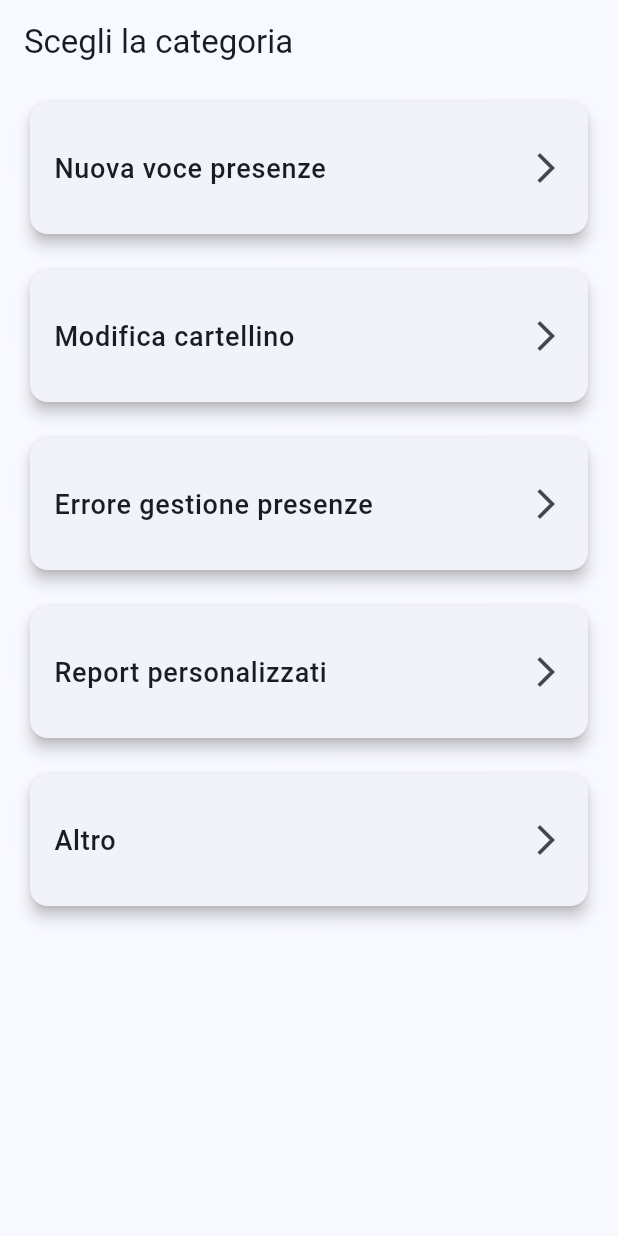
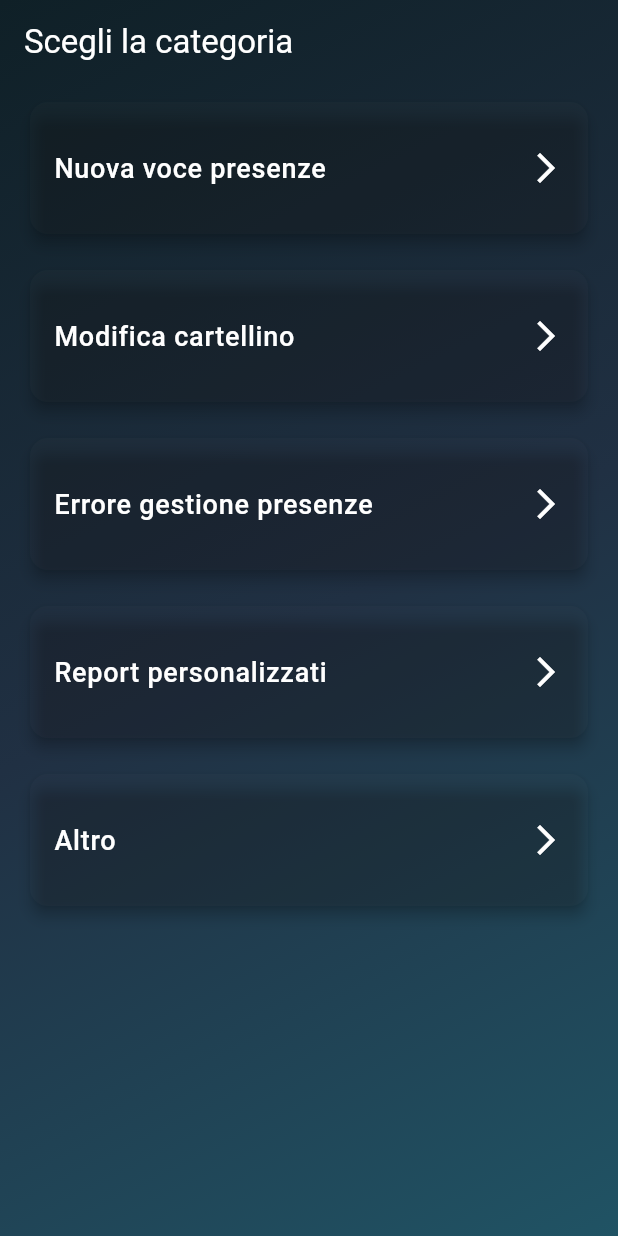
Before and after one commit to mdmdev117/progress_help, a Flutter app: the screen it shows after launch, on a phone screen of 412 x 824 dp. Run offline on Flutter 3.47's test engine with Material 3 defaults, Android fonts, the phone set to English and light mode, and no system bars; our stand-ins replace pdf, printing.

Commit message:
added gradient background

```diff
--- a/lib/category_page.dart
+++ b/lib/category_page.dart
@@ -1,5 +1,6 @@
 // file: category_page.dart
 import 'package:flutter/material.dart';
+import 'package:progresshelp/gradient_background.dart';
 import 'question_page.dart';
 
 
@@ -15,9 +16,12 @@ class CategoryPage extends StatelessWidget {
 
   @override
   Widget build(BuildContext context) {
-    return Scaffold(
+    return GradientBackground(
+      child: Scaffold(
+        backgroundColor: Colors.transparent,
         appBar: AppBar(
-        title: const Text('Scegli la categoria'),
+          title: const Text('Scegli la categoria', style:  TextStyle(color: Colors.white)),
+          backgroundColor: Colors.transparent,
         ),
         body: ListView.builder(
           itemCount: categories.length,
@@ -26,17 +30,19 @@ class CategoryPage extends StatelessWidget {
             return Padding(
               padding: const EdgeInsets.symmetric(horizontal: 16.0, vertical: 8.0),
               child: Card(
+                color: Colors.white.withAlpha(5), // <-- trasparenza!
+  elevation: 4,
                 shape: RoundedRectangleBorder(
                   borderRadius: BorderRadius.circular(12.0),
                 ),
-              elevation: 4,
+
                 child: ListTile(
                   contentPadding: const EdgeInsets.all(16.0),
                   title: Text(
                     category,
-                  style: const TextStyle(fontSize: 18, fontWeight: FontWeight.w500),
+                    style: const TextStyle(fontSize: 18, fontWeight: FontWeight.w500,    color: Colors.white,),
                   ),
-                trailing: const Icon(Icons.arrow_forward_ios),
+                  trailing: const Icon(Icons.arrow_forward_ios, color: Colors.white),
                   onTap: () {
                     Navigator.push(
                       context,
@@ -50,6 +56,7 @@ class CategoryPage extends StatelessWidget {
             );
           },
         ),
+      ),
     );
   }
 }
--- /dev/null
+++ b/lib/gradient_background.dart
@@ -0,0 +1,23 @@
+import 'package:flutter/material.dart';
+
+class GradientBackground extends StatelessWidget {
+  final Widget child;
+
+  const GradientBackground({super.key, required this.child});
+
+  @override
+  Widget build(BuildContext context) {
+    return Container(
+        width: double.infinity,
+        height: double.infinity,
+        decoration: const BoxDecoration(
+          gradient: LinearGradient(
+            colors: [Color(0xFF0F2027), Color(0xFF203043), Color(0xFF205364)],
+            begin: Alignment.topLeft,
+            end: Alignment.bottomRight,
+          ),
+        ),
+        child: child,
+    );
+  }
+}
--- a/lib/main.dart
+++ b/lib/main.dart
@@ -1,5 +1,6 @@
 // file: main.dart
 import 'package:flutter/material.dart';
+import 'package:progresshelp/gradient_background.dart';
 import 'category_page.dart';
 
 void main() {
@@ -14,11 +15,10 @@ class MyApp extends StatelessWidget {
     return MaterialApp(
       title: 'Gestione Presenze',
       debugShowCheckedModeBanner: false,
-      theme: ThemeData(
-        useMaterial3: true,
-        colorSchemeSeed: Colors.blue,
+      //theme: ThemeData(useMaterial3: true, colorSchemeSeed: Colors.blue),
+      home: GradientBackground(
+        child: CategoryPage(),
       ),
-      home: CategoryPage(),
     );
   }
 }
```
Lines whose indentation alone changed are shown as unchanged.
